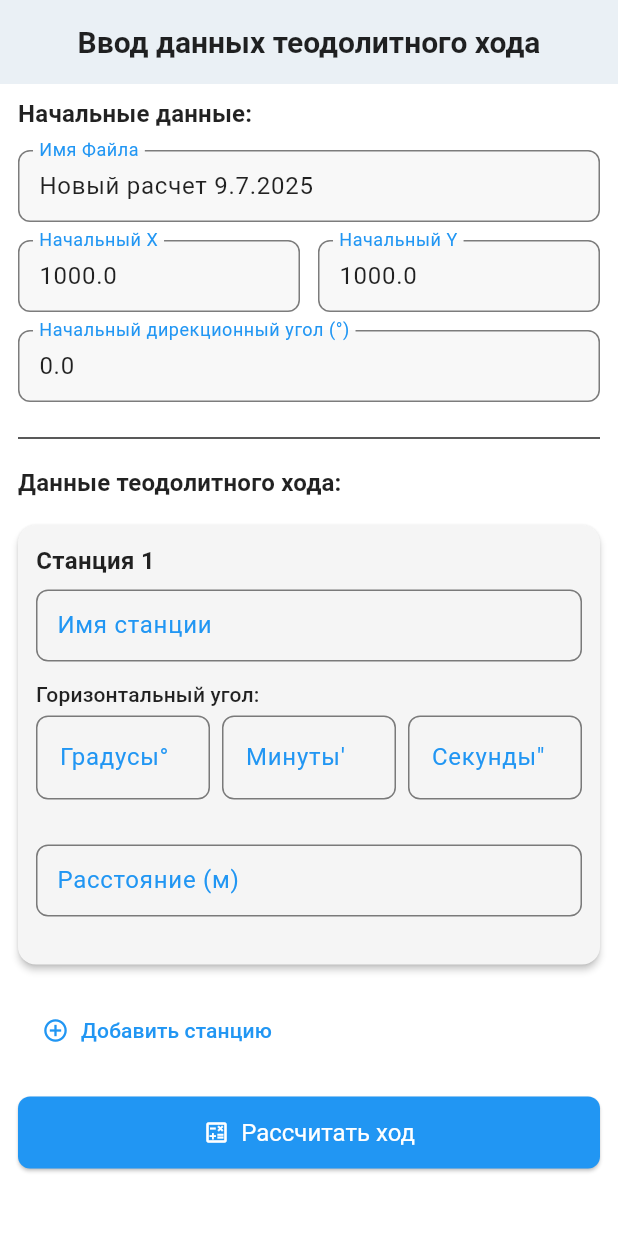
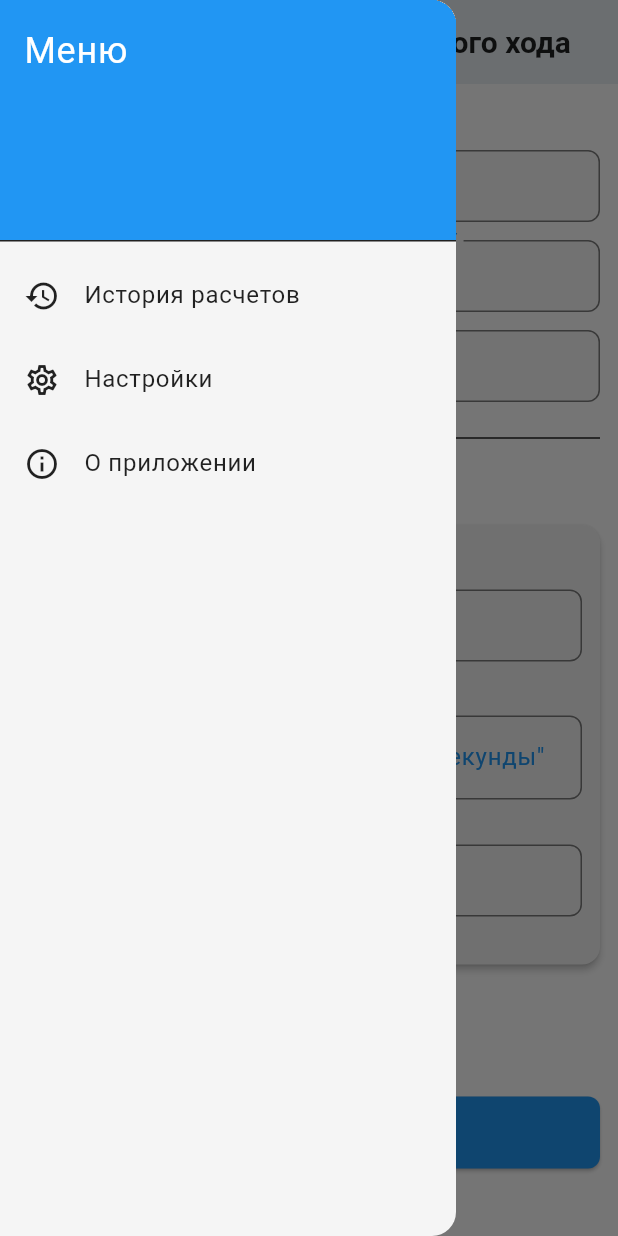
Before and after one commit to DtheCan/TraverseMastery, a Flutter app: the screen it shows after launch, with the side drawer open (before the commit the screen has no drawer), on a phone screen of 412 x 824 dp. Run offline on Flutter 3.47's test engine with Material 3 defaults, Android fonts, the phone set to English and light mode, and no system bars; our stand-ins replace share_plus.

Commit message:
Update data_entry_screen.dart add storage_viewer.dart

```diff
--- a/lib/UI/screens/data_entry_screen.dart
+++ b/lib/UI/screens/data_entry_screen.dart
@@ -96,6 +96,55 @@ class _DataEntryScreenState extends State<DataEntryScreen> {
         title: const Text('Ввод данных теодолитного хода'),
         centerTitle: true,
       ),
+      // --- ДОБАВЛЕНО БОКОВОЕ МЕНЮ (DRAWER) ---
+      drawer: Drawer(
+        child: ListView(
+          // Important: Remove any padding from the ListView.
+          padding: EdgeInsets.zero,
+          children: <Widget>[
+            DrawerHeader(
+              decoration: BoxDecoration(
+                color: Theme.of(context).colorScheme.primaryContainer, // Пример цвета
+              ),
+              child: Text(
+                'Меню',
+                style: TextStyle(
+                  color: Theme.of(context).colorScheme.onPrimaryContainer, // Пример цвета
+                  fontSize: 24,
+                ),
+              ),
+            ),
+            ListTile(
+              leading: const Icon(Icons.history),
+              title: const Text('История расчетов'),
+              onTap: () {
+                // TODO: Добавить логику для перехода на экран истории
+                Navigator.pop(context); // Закрываем Drawer
+                _showErrorSnackBar('Пункт "История расчетов" еще не реализован.');
+              },
+            ),
+            ListTile(
+              leading: const Icon(Icons.settings_outlined),
+              title: const Text('Настройки'),
+              onTap: () {
+                // TODO: Добавить логику для перехода на экран настроек
+                Navigator.pop(context); // Закрываем Drawer
+                _showErrorSnackBar('Пункт "Настройки" еще не реализован.');
+              },
+            ),
+            ListTile(
+              leading: const Icon(Icons.info_outline),
+              title: const Text('О приложении'),
+              onTap: () {
+                // TODO: Добавить логику для отображения информации о приложении
+                Navigator.pop(context); // Закрываем Drawer
+                _showErrorSnackBar('Пункт "О приложении" еще не реализован.');
+              },
+            ),
+          ],
+        ),
+      ),
+      // --- КОНЕЦ БОКОВОГО МЕНЮ ---
       body: SafeArea(
         child: _isLoading
             ? const Center(
```
Also changed, not shown: lib/core/services/storage_viewer.dart (added).
